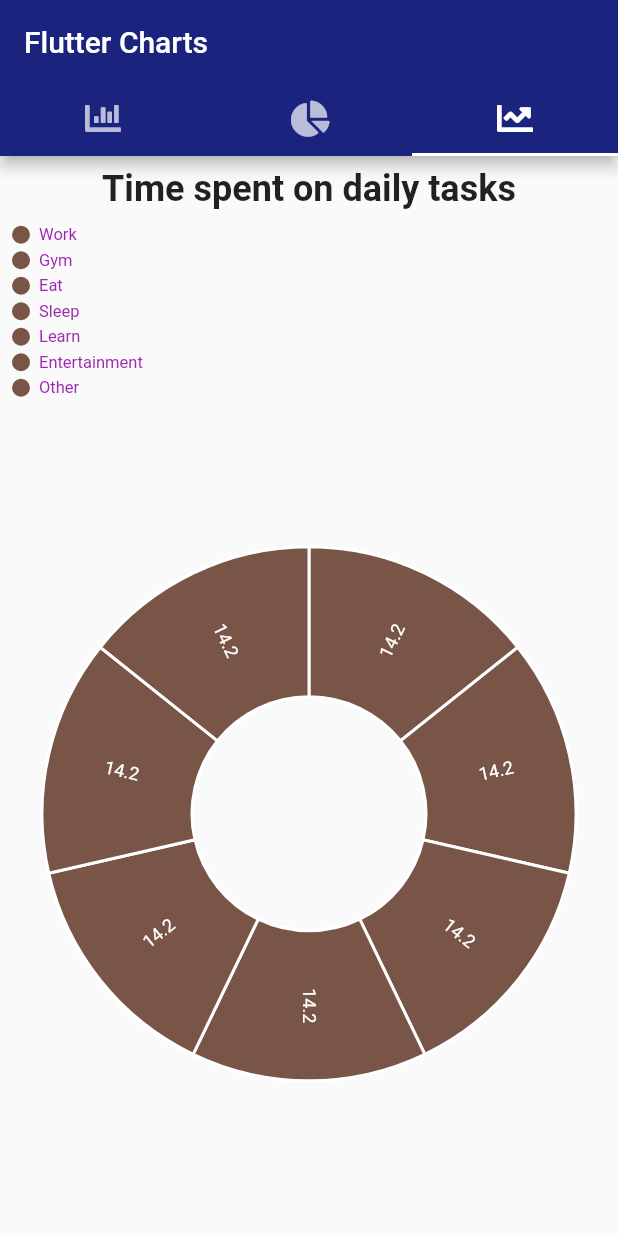
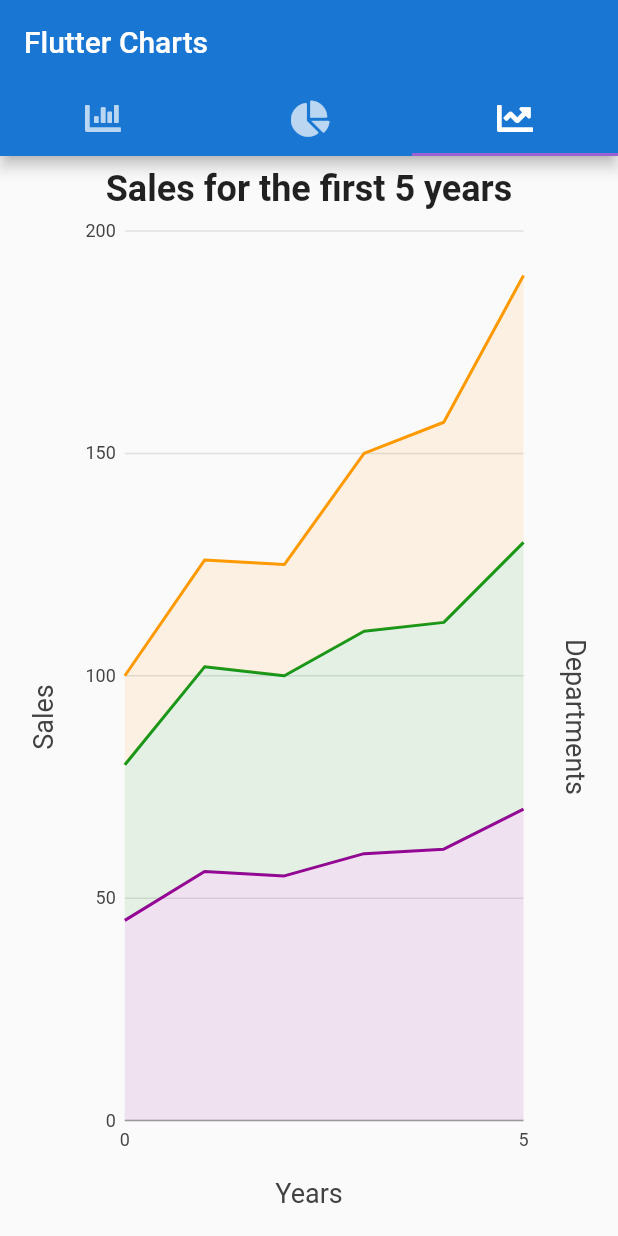
Before and after one commit to Qamas95/Graph, a Flutter app: the screen it shows after launch, tab 3 chosen, on a phone screen of 412 x 824 dp. Run offline on Flutter 3.47's test engine with Material 2 defaults, Android fonts, the phone set to English and light mode, and no system bars; our stand-ins replace charts_flutter, font_awesome_flutter; Roboto replaces fonts that are missing (Georgia).

Commit message:
Push files

```diff
--- a/lib/homepage.dart
+++ b/lib/homepage.dart
@@ -1,11 +1,12 @@
 import 'package:flutter/material.dart';
-import 'dart:math';
 import 'package:charts_flutter/flutter.dart' as charts;
 import 'package:font_awesome_flutter/font_awesome_flutter.dart';
 
 class HomePage extends StatefulWidget {
   final Widget child;
+
   HomePage({Key key, this.child}) : super(key: key);
+
   _HomePageState createState() => _HomePageState();
 }
 
@@ -20,17 +21,24 @@ class _HomePageState extends State<HomePage> {
       new Pollution(1980, 'Asia', 40),
       new Pollution(1980, 'Europe', 10),
     ];
-
     var data2 = [
       new Pollution(1985, 'USA', 100),
       new Pollution(1980, 'Asia', 150),
       new Pollution(1985, 'Europe', 80),
     ];
-
     var data3 = [
       new Pollution(1985, 'USA', 200),
       new Pollution(1980, 'Asia', 300),
-      new Pollution(1980, 'Europe', 180),
+      new Pollution(1985, 'Europe', 180),
+    ];
+
+    var piedata = [
+      new Task('Work', 35.8, Color(0xff3366cc)),
+      new Task('Eat', 8.3, Color(0xff990099)),
+      new Task('Commute', 10.8, Color(0xff109618)),
+      new Task('TV', 15.6, Color(0xfffdbe19)),
+      new Task('Sleep', 19.2, Color(0xffff9900)),
+      new Task('Other', 10.3, Color(0xffdc3912)),
     ];
 
     var linesalesdata = [
@@ -41,7 +49,6 @@ class _HomePageState extends State<HomePage> {
       new Sales(4, 61),
       new Sales(5, 70),
     ];
-
     var linesalesdata1 = [
       new Sales(0, 35),
       new Sales(1, 46),
@@ -66,10 +73,10 @@ class _HomePageState extends State<HomePage> {
         measureFn: (Pollution pollution, _) => pollution.quantity,
         id: '2017',
         data: data1,
-          fillPatternFn: (_, __) => charts.FillPatternType.forwardHatch,
+        fillPatternFn: (_, __) => charts.FillPatternType.solid,
         fillColorFn: (Pollution pollution, _) =>
-              charts.ColorUtil.fromDartColor(
-                  Colors.primaries[Random().nextInt(Colors.primaries.length)])),
+            charts.ColorUtil.fromDartColor(Color(0xff990099)),
+      ),
     );
 
     _seriesData.add(
@@ -78,10 +85,10 @@ class _HomePageState extends State<HomePage> {
         measureFn: (Pollution pollution, _) => pollution.quantity,
         id: '2018',
         data: data2,
-          fillPatternFn: (_, __) => charts.FillPatternType.forwardHatch,
+        fillPatternFn: (_, __) => charts.FillPatternType.solid,
         fillColorFn: (Pollution pollution, _) =>
-              charts.ColorUtil.fromDartColor(
-                  Colors.primaries[Random().nextInt(Colors.primaries.length)])),
+           charts.ColorUtil.fromDartColor(Color(0xff109618)),
+      ),
     );
 
     _seriesData.add(
@@ -90,38 +97,21 @@ class _HomePageState extends State<HomePage> {
         measureFn: (Pollution pollution, _) => pollution.quantity,
         id: '2019',
         data: data3,
-          fillPatternFn: (_, __) => charts.FillPatternType.forwardHatch,
+        fillPatternFn: (_, __) => charts.FillPatternType.solid,
        fillColorFn: (Pollution pollution, _) =>
-              charts.ColorUtil.fromDartColor(
-                  Colors.primaries[Random().nextInt(Colors.primaries.length)])),
+          charts.ColorUtil.fromDartColor(Color(0xffff9900)),
+      ),
     );
-
-    var pieData = [
-      new Task('Work', 14.2,
-          Colors.primaries[Random().nextInt(Colors.primaries.length)]),
-      new Task('Gym', 14.2,
-          Colors.primaries[Random().nextInt(Colors.primaries.length)]),
-      new Task('Eat', 14.2,
-          Colors.primaries[Random().nextInt(Colors.primaries.length)]),
-      new Task('Sleep', 14.2,
-          Colors.primaries[Random().nextInt(Colors.primaries.length)]),
-      new Task('Learn', 14.2,
-          Colors.primaries[Random().nextInt(Colors.primaries.length)]),
-      new Task('Entertainment', 14.2,
-          Colors.primaries[Random().nextInt(Colors.primaries.length)]),
-      new Task('Other', 14.2,
-          Colors.primaries[Random().nextInt(Colors.primaries.length)]),
-    ];
 
     _seriesPieData.add(
       charts.Series(
-        data: pieData,
         domainFn: (Task task, _) => task.task,
-        measureFn: (Task task, _) => task.taskValue,
+        measureFn: (Task task, _) => task.taskvalue,
         colorFn: (Task task, _) =>
             charts.ColorUtil.fromDartColor(task.colorval),
-        id: 'Daily Task',
-        labelAccessorFn: (Task row, _) => '${row.taskValue}',
+        id: 'Air Pollution',
+        data: piedata,
+         labelAccessorFn: (Task row, _) => '${row.taskvalue}',
       ),
     );
 
@@ -156,6 +146,7 @@ class _HomePageState extends State<HomePage> {
 
   @override
   void initState() {
+
     super.initState();
     _seriesData = List<charts.Series<Pollution, String>>();
     _seriesPieData = List<charts.Series<Task, String>>();
@@ -170,9 +161,10 @@ class _HomePageState extends State<HomePage> {
         length: 3,
         child: Scaffold(
           appBar: AppBar(
-              backgroundColor: Colors.indigo[900],
+            backgroundColor: Color(0xff1976d2),
+            //backgroundColor: Color(0xff308e1c),
             bottom: TabBar(
-                indicatorColor: Colors.indigo[900],
+              indicatorColor: Color(0xff9962D0),
               tabs: [
                 Tab(
                   icon: Icon(FontAwesomeIcons.solidChartBar),
@@ -185,8 +177,6 @@ class _HomePageState extends State<HomePage> {
           ),
           body: TabBarView(
             children: [
-//od tad series data
-
               Padding(
                 padding: EdgeInsets.all(8.0),
                 child: Container(
@@ -194,44 +184,21 @@ class _HomePageState extends State<HomePage> {
                     child: Column(
                       children: <Widget>[
                         Text(
-                            'Sales for the first 5 years',
-                            style: TextStyle(
-                                fontSize: 24.0, fontWeight: FontWeight.bold),
+                            'SO₂ emissions, by world region (in million tonnes)',style: TextStyle(fontSize: 24.0,fontWeight: FontWeight.bold),),
+                        Expanded(
+                          child: charts.BarChart(
+                            _seriesData,
+                            animate: true,
+                            barGroupingType: charts.BarGroupingType.grouped,
+                            //behaviors: [new charts.SeriesLegend()],
+                            animationDuration: Duration(seconds: 5),
                           ),
-                          Expanded(
-                            child: charts.LineChart(_seriesLineData,
-                                defaultRenderer: new charts.LineRendererConfig(
-                                    includeArea: true, stacked: true),
-                                animate: true,
-                                animationDuration: Duration(seconds: 2),
-                                behaviors: [
-                                  new charts.ChartTitle('Years',
-                                      behaviorPosition:
-                                          charts.BehaviorPosition.bottom,
-                                      titleOutsideJustification: charts
-                                          .OutsideJustification.middleDrawArea),
-                                  new charts.ChartTitle('Sales',
-                                      behaviorPosition:
-                                          charts.BehaviorPosition.start,
-                                      titleOutsideJustification: charts
-                                          .OutsideJustification.middleDrawArea),
-                                  new charts.ChartTitle(
-                                    'Departments',
-                                    behaviorPosition:
-                                        charts.BehaviorPosition.end,
-                                    titleOutsideJustification: charts
-                                        .OutsideJustification.middleDrawArea,
-                                  )
-                                ]),
                         ),
                       ],
                     ),
                   ),
                 ),
               ),
-
-                //do tego miejsca series data
-//od teg miejsca
               Padding(
                 padding: EdgeInsets.all(8.0),
                 child: Container(
@@ -239,55 +206,21 @@ class _HomePageState extends State<HomePage> {
                     child: Column(
                       children: <Widget>[
                         Text(
-                            'SO2 emission by world region (in milion tonnes)',
-                            style: TextStyle(
-                                fontSize: 24.0, fontWeight: FontWeight.bold),
-                          ),
-                          Expanded(
-                            child: charts.BarChart(
-                              _seriesData,
-                              animate: true,
-                              barGroupingType: charts.BarGroupingType.grouped,
-                              animationDuration: Duration(seconds: 2),
-                            ),
-                          ),
-                        ],
-                      ),
-                    ),
-                  ),
-                ),
-
-                ///do tego miejsca data1,2,3
-                Padding(
-                  padding: EdgeInsets.all(8.0),
-                  child: Container(
-                    child: Center(
-                      child: Column(
-                        children: <Widget>[
-                          Text(
-                            'Time spent on daily tasks',
-                            style: TextStyle(
-                                fontSize: 24, fontWeight: FontWeight.bold),
-                          ),
-                          SizedBox(
-                            height: 10.0,
-                          ),
+                            'Time spent on daily tasks',style: TextStyle(fontSize: 24.0,fontWeight: FontWeight.bold),),
+                            SizedBox(height: 10.0,),
                         Expanded(
                           child: charts.PieChart(
                             _seriesPieData,
                             animate: true,
-                            animationDuration: Duration(seconds: 2),
+                            animationDuration: Duration(seconds: 5),
                              behaviors: [
                             new charts.DatumLegend(
-                                outsideJustification:
-                                    charts.OutsideJustification.endDrawArea,
+                              outsideJustification: charts.OutsideJustification.endDrawArea,
                               horizontalFirst: false,
                               desiredMaxRows: 2,
-                                cellPadding: new EdgeInsets.only(
-                                    right: 4.0, bottom: 4.0),
+                              cellPadding: new EdgeInsets.only(right: 4.0, bottom: 4.0),
                               entryTextStyle: charts.TextStyleSpec(
-                                    color: charts
-                                        .MaterialPalette.purple.shadeDefault,
+                                  color: charts.MaterialPalette.purple.shadeDefault,
                                   fontFamily: 'Georgia',
                                   fontSize: 11),
                             )
@@ -296,39 +229,75 @@ class _HomePageState extends State<HomePage> {
                               arcWidth: 100,
                              arcRendererDecorators: [
           new charts.ArcLabelDecorator(
-                                      labelPosition:
-                                          charts.ArcLabelPosition.inside)
-                                ]),
-                          )),
+              labelPosition: charts.ArcLabelPosition.inside)
+        ])),
+                        ),
                       ],
                     ),
                   ),
                 ),
+              ),
+              Padding(
+                padding: EdgeInsets.all(8.0),
+                child: Container(
+                  child: Center(
+                    child: Column(
+                      children: <Widget>[
+                        Text(
+                            'Sales for the first 5 years',style: TextStyle(fontSize: 24.0,fontWeight: FontWeight.bold),),
+                        Expanded(
+                          child: charts.LineChart(
+                            _seriesLineData,
+                            defaultRenderer: new charts.LineRendererConfig(
+                                includeArea: true, stacked: true),
+                            animate: true,
+                            animationDuration: Duration(seconds: 5),
+                            behaviors: [
+        new charts.ChartTitle('Years',
+            behaviorPosition: charts.BehaviorPosition.bottom,
+            titleOutsideJustification:charts.OutsideJustification.middleDrawArea),
+        new charts.ChartTitle('Sales',
+            behaviorPosition: charts.BehaviorPosition.start,
+            titleOutsideJustification: charts.OutsideJustification.middleDrawArea),
+        new charts.ChartTitle('Departments',
+            behaviorPosition: charts.BehaviorPosition.end,
+            titleOutsideJustification:charts.OutsideJustification.middleDrawArea,
             )
+      ]
+                          ),
+                        ),
                       ],
-            )),
+                    ),
+                  ),
+                ),
+              ),
+            ],
+          ),
+        ),
       ),
     );
   }
-}
-
-class Task {
-  String task;
-  double taskValue;
-  Color colorval;
-
-  Task(this.task, this.taskValue, this.colorval);
 }
 
 class Pollution {
   String place;
   int year;
   int quantity;
+
   Pollution(this.year, this.place, this.quantity);
+}
+
+class Task {
+  String task;
+  double taskvalue;
+  Color colorval;
+
+  Task(this.task, this.taskvalue, this.colorval);
 }
 
 class Sales {
   int yearval;
   int salesval;
+
   Sales(this.yearval, this.salesval);
 }
```
Lines whose indentation alone changed are shown as unchanged.
